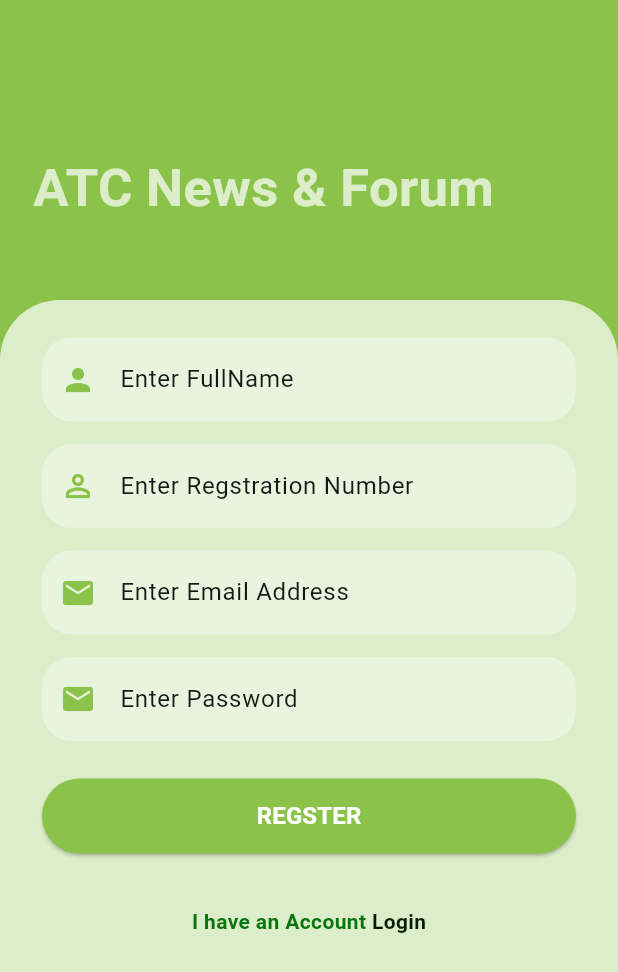
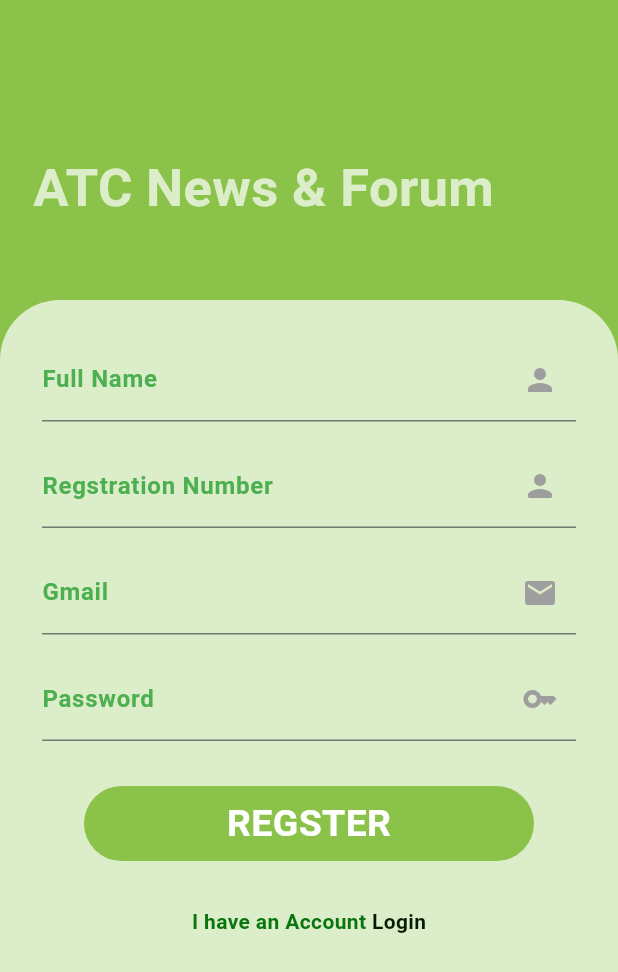
Before and after one commit to roja18/news_forums_app, a Flutter app: the screen it shows after launch, after a tap on "Regster", on a phone screen of 412 x 824 dp. Shown: the top 972 px of the screen. Run offline on Flutter 3.47's test engine with Material 3 defaults, Android fonts, the phone set to English and light mode, and no system bars.

Commit message:
Revert "error commitiment"
This reverts commit 8f8f6f6cae0b866f3fc8455f79934e8a425002c6.

```diff
--- a/lib/main.dart
+++ b/lib/main.dart
@@ -1,11 +1,7 @@
-import 'package:firebase_core/firebase_core.dart';
 import 'package:flutter/material.dart';
-import 'package:news_and_forums/firebase_options.dart';
 import 'package:news_and_forums/screens/login.dart';
 
-void main() async {
-  WidgetsFlutterBinding.ensureInitialized();
-  await Firebase.initializeApp(options: DefaultFirebaseOptions.currentPlatform);
+void main() {
   runApp(const MyApp());
 }
 
--- a/lib/screens/component/reusable_widget.dart
+++ /dev/null
@@ -1,114 +0,0 @@
-import 'package:flutter/material.dart';
-
-TextFormField reusableTextFild(String text, IconData icon, bool isPasswordType,
-    TextEditingController controller) {
-  return TextFormField(
-    autovalidateMode: AutovalidateMode.onUserInteraction,
-    validator: isPasswordType
-        ? (value) {
-            if (value == null || value.isEmpty) {
-              return 'Please enter your password';
-            }
-
-            if (value.length < 6) {
-              return 'Password must be at least 6 characters';
-            }
-            return null;
-          }
-        : (value) {
-            // add email validation
-            if (text == 'Enter Email Address') {
-              if (value == null || value.isEmpty) {
-                return 'Please enter your email';
-              }
-
-              bool emailValid = RegExp(
-                      r"^[a-zA-Z0-9.a-zA-Z0-9.!#$%&'*+-/=?^_`{|}~]+@[a-zA-Z0-9]+\.[a-zA-Z]+")
-                  .hasMatch(value);
-              if (!emailValid) {
-                return 'Please enter a valid email';
-              }
-
-              return null;
-            }
-            if (text == 'Enter FullName') {
-              if (value == null || value.isEmpty) {
-                return 'Please enter your full name';
-              }
-
-              if (value.length < 6) {
-                return 'Fullname must be at least 10 characters';
-              }
-              return null;
-            }
-            if (text == 'Enter Regstration Number') {
-              if (value == null || value.isEmpty) {
-                return 'Please enter your regstration number';
-              }
-
-              if (value.length < 6) {
-                return 'Phone number must be at least 10 characters';
-              }
-              return null;
-            }
-
-          },
-    controller: controller,
-    obscureText: isPasswordType,
-    enableSuggestions: !isPasswordType,
-
-    // autovalidateMode: AutovalidateMode.onUserInteraction,
-    autocorrect: !isPasswordType,
-    cursorColor: Colors.black,
-    style: TextStyle(color: Color.fromARGB(255, 4, 56, 145).withOpacity(0.9)),
-    decoration: InputDecoration(
-      prefixIcon: Icon(
-        icon,
-        color: Colors.lightGreen,
-      ),
-
-      labelText: text,
-      // hintText: hint,
-      labelStyle: TextStyle(color: Colors.black.withOpacity(0.9)),
-      filled: true,
-      floatingLabelBehavior: FloatingLabelBehavior.never,
-      fillColor: Colors.white38,
-      border: OutlineInputBorder(
-          borderRadius: BorderRadius.circular(20.0),
-          borderSide: const BorderSide(width: 0, style: BorderStyle.none)),
-    ),
-    keyboardType: isPasswordType
-        ? TextInputType.visiblePassword
-        : TextInputType.emailAddress,
-  );
-}
-
-Container signInSignoutbutton(
-    BuildContext context, bool isLogin, Function onTap) {
-  return Container(
-    width: MediaQuery.of(context).size.width,
-    height: 50,
-    margin: const EdgeInsets.fromLTRB(0, 10, 0, 20),
-    decoration: BoxDecoration(borderRadius: BorderRadius.circular(90)),
-    child: ElevatedButton(
-      onPressed: () {
-        onTap();
-      },
-      child: Text(
-        isLogin ? 'LOGIN' : 'REGSTER',
-        style: const TextStyle(
-            color: Colors.white, fontWeight: FontWeight.bold, fontSize: 16),
-      ),
-      style: ButtonStyle(
-        backgroundColor: MaterialStateProperty.resolveWith((states) {
-          if (states.contains(MaterialState.pressed)) {
-            return Colors.black26;
-          }
-          return Colors.lightGreen;
-        }),
-        shape: MaterialStateProperty.all<RoundedRectangleBorder>(
-            RoundedRectangleBorder(borderRadius: BorderRadius.circular(30))),
-      ),
-    ),
-  );
-}
--- a/lib/screens/regster.dart
+++ b/lib/screens/regster.dart
@@ -1,10 +1,5 @@
-import 'dart:async';
-import 'package:cloud_firestore/cloud_firestore.dart';
 import 'package:flutter/material.dart';
 import 'package:news_and_forums/screens/login.dart';
-import 'package:firebase_auth/firebase_auth.dart';
-
-import 'component/reusable_widget.dart';
 
 class Regster extends StatefulWidget {
   const Regster({super.key});
@@ -14,45 +9,7 @@
 }
 
 class _RegsterState extends State<Regster> {
-  TextEditingController _fullnameController = TextEditingController();
-  TextEditingController _regstirationController = TextEditingController();
-  TextEditingController _emailController = TextEditingController();
-  TextEditingController _passwordController = TextEditingController();
   @override
-  Future SignUp() async {
-    showDialog(
-        context: context,
-        builder: (context) {
-          return Center(child: CircularProgressIndicator());
-        });
-    Navigator.of(context).pop();
-    await FirebaseAuth.instance.createUserWithEmailAndPassword(
-        email: _emailController.text.trim(),
-        password: _passwordController.text.trim());
-    addUsersDetails(
-        _fullnameController.text.trim(),
-        int.parse(_regstirationController.text.trim()),
-        _emailController.text.trim(),
-        _passwordController.text.trim());
-  }
-
-  Future addUsersDetails(
-      String fullname, int regstration, String email, String password) async {
-    await FirebaseFirestore.instance.collection('users').add({
-      'fullname': _fullnameController,
-      'regstrationNumber': _regstirationController,
-      'email': _emailController
-    });
-  }
-
-  @override
-  void dispose() {
-    _fullnameController.dispose();
-    _regstirationController.dispose();
-    _emailController.dispose();
-    _passwordController.dispose();
-  }
-
   Widget build(BuildContext context) {
     return Scaffold(
         body: Stack(
@@ -90,56 +47,80 @@
                 child: Column(
                   mainAxisAlignment: MainAxisAlignment.center,
                   children: [
-                    reusableTextFild("Enter FullName", Icons.person, false,
-                        _fullnameController),
+                    const TextField(
+                      decoration: InputDecoration(
+                          suffixIcon: Icon(
+                            Icons.person,
+                            color: Colors.grey,
+                          ),
+                          label: Text(
+                            "Full Name",
+                            style: TextStyle(
+                                fontWeight: FontWeight.bold,
+                                color: Colors.green),
+                          )),
+                    ),
                     const SizedBox(height: 15),
-                    reusableTextFild(
-                        "Enter Regstration Number",
-                        Icons.perm_identity_rounded,
-                        false,
-                        _regstirationController),
+                    const TextField(
+                      decoration: InputDecoration(
+                          suffixIcon: Icon(
+                            Icons.person_rounded,
+                            color: Colors.grey,
+                          ),
+                          label: Text(
+                            "Regstration Number",
+                            style: TextStyle(
+                                fontWeight: FontWeight.bold,
+                                color: Colors.green),
+                          )),
+                    ),
                     const SizedBox(height: 15),
-                    reusableTextFild("Enter Email Address", Icons.mail, false,
-                        _emailController),
+                    const TextField(
+                      decoration: InputDecoration(
+                          suffixIcon: Icon(
+                            Icons.mail,
+                            color: Colors.grey,
+                          ),
+                          label: Text(
+                            "Gmail",
+                            style: TextStyle(
+                                fontWeight: FontWeight.bold,
+                                color: Colors.green),
+                          )),
+                    ),
                     const SizedBox(height: 15),
-                    reusableTextFild("Enter Password", Icons.mail, true,
-                        _passwordController),
-                    const SizedBox(height: 15),
-                    signInSignoutbutton(context, false, () {
-                      SignUp().then((value) {
-                        Navigator.push(
-                            context,
-                            MaterialPageRoute(
-                                builder: (context) => LoginPage()));
-                      }).onError((error, stackTrace) {
-                        ScaffoldMessenger.of(context).showSnackBar(
-                          SnackBar(
-                            behavior: SnackBarBehavior.floating,
-                            backgroundColor: Colors.transparent,
-                            elevation: 0,
-                            content: Container(
-                              padding: const EdgeInsets.all(16),
-                              height: 90,
-                              decoration: const BoxDecoration(
-                                color: Color.fromARGB(255, 219, 30, 17),
-                                borderRadius:
-                                    BorderRadius.all(Radius.circular(20)),
-                              ),
-                              child: Column(
-                                  crossAxisAlignment: CrossAxisAlignment.start,
-                                  children: [
-                                    Text(
-                                      "Error",
-                                      style: TextStyle(fontSize: 18),
-                                    ),
-                                    Text("Error ${error.toString()}"),
-                                  ]),
-                            ),
+                    const TextField(
+                      decoration: InputDecoration(
+                          suffixIcon: Icon(
+                            Icons.key,
+                            color: Colors.grey,
                           ),
-                        );
-                      });
-                    }),
-                    const SizedBox(height: 15),
+                          label: Text(
+                            "Password",
+                            style: TextStyle(
+                                fontWeight: FontWeight.bold,
+                                color: Colors.green),
+                          )),
+                    ),
+                    const SizedBox(height: 30),
+                    Container(
+                      height: 50,
+                      width: 300,
+                      decoration: BoxDecoration(
+                        borderRadius: BorderRadius.circular(30),
+                        color: Colors.lightGreen,
+                      ),
+                      child: const Center(
+                        child: Text(
+                          "REGSTER",
+                          style: TextStyle(
+                              fontSize: 25,
+                              fontWeight: FontWeight.bold,
+                              color: Colors.white),
+                        ),
+                      ),
+                    ),
+                    const SizedBox(height: 30),
                     Align(
                       alignment: Alignment.centerRight,
                       child: Row(
--- a/pubspec.yaml
+++ b/pubspec.yaml
@@ -35,9 +35,6 @@
   # The following adds the Cupertino Icons font to your application.
   # Use with the CupertinoIcons class for iOS style icons.
   cupertino_icons: ^1.0.6
-  firebase_core: ^2.31.0
-  cloud_firestore: ^4.17.3
-  firebase_auth: ^4.19.1
 
 dev_dependencies:
   flutter_test:
```
Also changed, not shown: firebase.json (deleted), lib/firebase_options.dart (deleted), pubspec.lock, 7 other files.
